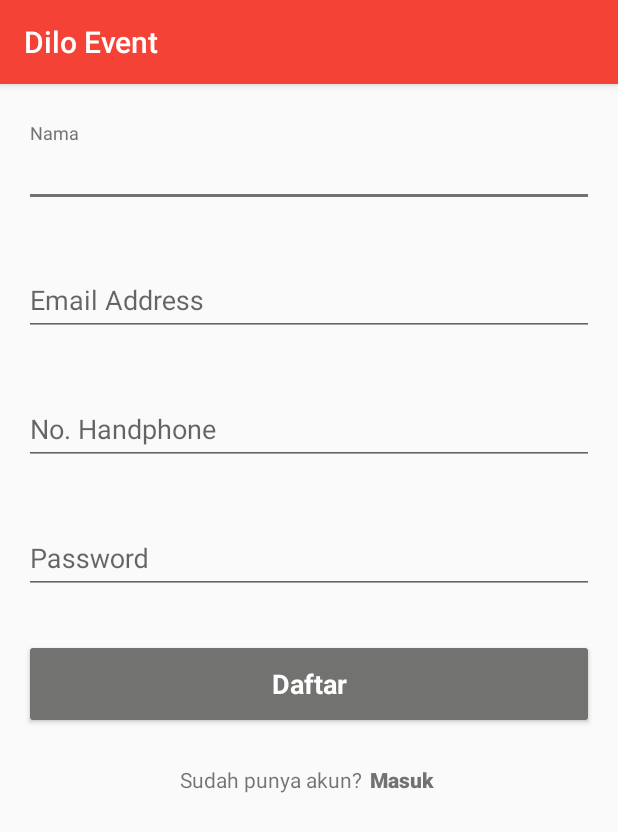
After one commit to iqbal09/D1Lo_3vent, an Android app: the RegisterActivity screen opened directly, with no data from a screen before it, on a phone screen of 412 x 824 dp. The commit adds this screen. Shown: the top 832 px of the screen. Run offline under Robolectric (Android 15) with nearby library versions, the phone set to English and light mode, and no system bars; our stand-ins replace Firebase (no records; nobody signed in at launch, a user with empty details on screens opened directly); libraries missing offline, so code that uses them is left out: com.afollestad.materialdialogs; 3 statements that could not run were skipped.

Commit message:
Registrasi User

```diff
--- a/app/src/main/AndroidManifest.xml
+++ b/app/src/main/AndroidManifest.xml
@@ -31,7 +31,7 @@
             android:name=".DetailEventActivity"
             android:label="@string/title_activity_detail_event"
             android:theme="@style/AppTheme.NoActionBar" />
-
+        <activity android:name=".RegisterActivity"></activity>
     </application>
 
 </manifest>
--- /dev/null
+++ b/app/src/main/java/com/muliamaulana/diloevent/RegisterActivity.java
@@ -0,0 +1,159 @@
+package com.muliamaulana.diloevent;
+
+import android.content.Intent;
+import android.support.annotation.NonNull;
+import android.support.v7.app.AppCompatActivity;
+import android.os.Bundle;
+import android.text.TextUtils;
+import android.view.View;
+import android.widget.Button;
+import android.widget.EditText;
+
+import com.afollestad.materialdialogs.DialogAction;
+import com.afollestad.materialdialogs.MaterialDialog;
+import com.google.android.gms.tasks.OnCompleteListener;
+import com.google.android.gms.tasks.Task;
+import com.google.firebase.auth.AuthResult;
+import com.google.firebase.auth.FirebaseAuth;
+import com.google.firebase.database.DatabaseReference;
+import com.google.firebase.database.FirebaseDatabase;
+
+import java.util.regex.Matcher;
+import java.util.regex.Pattern;
+
+public class RegisterActivity extends AppCompatActivity {
+    private String mpost_key;
+    private EditText nameField, emailField, phoneField, passwordField;
+    private Button btnSignUp, btnSignIn;
+
+    private MaterialDialog.Builder builderLoading;
+    private MaterialDialog loading;
+
+    private FirebaseAuth mAuth;
+
+    private DatabaseReference mDatabase;
+
+    @Override
+    protected void onCreate(Bundle savedInstanceState) {
+        super.onCreate(savedInstanceState);
+        setContentView(R.layout.activity_register);
+        mpost_key = getIntent().getExtras().getString("event_id");
+        nameField = (EditText) findViewById(R.id.name_field);
+        emailField = (EditText) findViewById(R.id.email_field);
+        phoneField = (EditText) findViewById(R.id.phone_field);
+        passwordField = (EditText) findViewById(R.id.password_field);
+
+        btnSignIn = (Button) findViewById(R.id.btn_signin);
+        btnSignUp = (Button) findViewById(R.id.btn_signup);
+
+        builderLoading = new MaterialDialog.Builder(this)
+                .title("Registering User")
+                .content("Please wait...")
+                .progress(true, 0).canceledOnTouchOutside(false);
+        loading = builderLoading.build();
+
+        mAuth = FirebaseAuth.getInstance();
+
+        mDatabase = FirebaseDatabase.getInstance().getReference("user");
+
+
+        btnSignUp.setOnClickListener(new View.OnClickListener() {
+            @Override
+            public void onClick(View view) {
+                mulaiDaftar();
+            }
+        });
+    }
+
+    private void mulaiDaftar() {
+        final String name = nameField.getText().toString().trim();
+        final String email = emailField.getText().toString().trim();
+        String password = passwordField.getText().toString().trim();
+        final String phone = phoneField.getText().toString().trim();
+
+        if (TextUtils.isEmpty(name)){
+            nameField.setError("Please enter your name");
+            return;
+        }
+        if (TextUtils.isEmpty(email)){
+            emailField.setError("Please enter your email");
+            return;
+        }
+        if (!isValidEmail(email)) {
+            emailField.setError("Invalid email address");
+            return;
+        }
+        if (TextUtils.isEmpty(phone)){
+            phoneField.setError("Please enter your phone number");
+        }
+        if (!isValidPhoneNumber(phone)){
+            phoneField.setError("Please enter your phone number");
+        }
+        if (TextUtils.isEmpty(password)){
+            passwordField.setError("Please enter your password");
+            return;
+        }
+        if (!isValidPassword(password)){
+            passwordField.setError("Minimum 6 character");
+            return;
+        }
+
+        loading.show();
+        mAuth.createUserWithEmailAndPassword(email,password).addOnCompleteListener(new OnCompleteListener<AuthResult>() {
+            @Override
+            public void onComplete(@NonNull Task<AuthResult> task) {
+                if (task.isSuccessful()){
+                    String user_id= mAuth.getCurrentUser().getUid();
+                    DatabaseReference user_database = mDatabase.push();
+                    user_database.child("UserID").setValue(user_id);
+                    user_database.child("Nama").setValue(name);
+                    user_database.child("Email").setValue(email);
+                    user_database.child("Phone").setValue(phone);
+
+                    loading.dismiss();
+
+                    startActivity(new Intent(RegisterActivity.this,MainActivity.class));
+                    finish();
+                }
+                else {
+                    register_gagal();
+                }
+            }
+        });
+    }
+
+    private void register_gagal() {
+        new MaterialDialog.Builder(this)
+                .content("Oops...  Something wrong. Login Failed")
+                .positiveText("Retry")
+                .negativeText("Cancel").canceledOnTouchOutside(false)
+                .onNegative(new MaterialDialog.SingleButtonCallback() {
+                    @Override
+                    public void onClick(@NonNull MaterialDialog dialog, @NonNull DialogAction which) {
+
+                    }
+                })
+                .onPositive(new MaterialDialog.SingleButtonCallback() {
+                    @Override
+                    public void onClick(@NonNull MaterialDialog dialog, @NonNull DialogAction which) {
+                        mulaiDaftar();
+                    }
+                })
+                .show();
+    }
+
+    private boolean isValidEmail(String email) {
+        String EMAIL_PATTERN = "^[_A-Za-z0-9-\\+]+(\\.[_A-Za-z0-9-]+)*@"
+                + "[A-Za-z0-9-]+(\\.[A-Za-z0-9]+)*(\\.[A-Za-z]{2,})$";
+
+        Pattern pattern = Pattern.compile(EMAIL_PATTERN);
+        Matcher matcher = pattern.matcher(email);
+        return matcher.matches();
+    }
+    private boolean isValidPhoneNumber(String phone) {
+        return  phone != null && phone.length() >= 11;
+    }
+    private boolean isValidPassword(String password) {
+        return password != null && password.length() >= 6;
+    }
+}
--- a/app/src/main/java/com/muliamaulana/diloevent/fragmentActivity/EventFragment.java
+++ b/app/src/main/java/com/muliamaulana/diloevent/fragmentActivity/EventFragment.java
@@ -66,7 +66,8 @@ public class EventFragment extends Fragment {
         //Menampilkan loading data event
         progressLoading = new MaterialDialog.Builder(getActivity())
                 .content("Loading...")
-                .progress(true, 0).canceledOnTouchOutside(false).cancelable(false)
+                .progress(true, 0)
+                .canceledOnTouchOutside(false)
                 .show();
 
 
--- /dev/null
+++ b/app/src/main/res/layout/activity_register.xml
@@ -0,0 +1,119 @@
+<?xml version="1.0" encoding="utf-8"?>
+<android.support.design.widget.CoordinatorLayout xmlns:android="http://schemas.android.com/apk/res/android"
+    xmlns:tools="http://schemas.android.com/tools"
+    android:id="@+id/signin_layout"
+    android:layout_width="match_parent"
+    android:layout_height="match_parent"
+    tools:context="com.muliamaulana.diloevent.RegisterActivity">
+
+    <ScrollView
+        android:layout_width="match_parent"
+        android:layout_height="wrap_content">
+
+        <LinearLayout
+            android:layout_width="match_parent"
+            android:layout_height="wrap_content"
+            android:focusable="true"
+            android:focusableInTouchMode="true"
+            android:orientation="vertical"
+            android:paddingLeft="@dimen/activity_horizontal_margin"
+            android:paddingRight="@dimen/activity_horizontal_margin"
+            android:paddingTop="@dimen/activity_vertical_margin">
+
+            <android.support.design.widget.TextInputLayout
+                android:layout_width="match_parent"
+                android:layout_height="wrap_content"
+                android:layout_marginTop="10dp">
+
+                <EditText
+                    android:id="@+id/name_field"
+                    android:layout_width="match_parent"
+                    android:layout_height="wrap_content"
+                    android:hint="@string/nama"
+                    android:inputType="textEmailAddress"
+                    android:maxLines="1"
+                    android:textColorHighlight="@android:color/white" />
+            </android.support.design.widget.TextInputLayout>
+            <android.support.design.widget.TextInputLayout
+                android:layout_width="match_parent"
+                android:layout_height="wrap_content"
+                android:layout_marginTop="30dp">
+
+                <EditText
+                    android:id="@+id/email_field"
+                    android:layout_width="match_parent"
+                    android:layout_height="wrap_content"
+                    android:hint="@string/email_address"
+                    android:inputType="textEmailAddress"
+                    android:maxLines="1"
+                    android:textColorHighlight="@android:color/white" />
+            </android.support.design.widget.TextInputLayout>
+
+            <android.support.design.widget.TextInputLayout
+                android:layout_width="match_parent"
+                android:layout_height="wrap_content"
+                android:layout_marginTop="30dp">
+
+                <EditText
+                    android:id="@+id/phone_field"
+                    android:layout_width="match_parent"
+                    android:layout_height="wrap_content"
+                    android:hint="@string/phone_number"
+                    android:inputType="phone"
+                    android:maxLines="1"
+                    android:textColorHighlight="@android:color/white" />
+            </android.support.design.widget.TextInputLayout>
+
+            <android.support.design.widget.TextInputLayout
+                android:layout_width="match_parent"
+                android:layout_height="wrap_content"
+                android:layout_marginTop="30dp">
+
+                <EditText
+                    android:id="@+id/password_field"
+                    android:layout_width="match_parent"
+                    android:layout_height="wrap_content"
+                    android:layout_marginTop="0dp"
+                    android:hint="@string/password"
+                    android:inputType="textPassword"
+                    android:maxLines="1" />
+            </android.support.design.widget.TextInputLayout>
+
+            <Button
+                android:id="@+id/btn_signup"
+                style="@style/Base.Widget.AppCompat.Button.Colored"
+                android:layout_width="match_parent"
+                android:layout_height="60dp"
+                android:layout_marginTop="30dp"
+                android:text="@string/signup"
+                android:textAppearance="@style/Base.TextAppearance.AppCompat.Medium"
+                android:textColor="#FFF"
+                android:textStyle="bold" />
+
+            <LinearLayout
+                android:layout_width="match_parent"
+                android:layout_height="match_parent"
+                android:gravity="center"
+                android:orientation="horizontal"
+                android:padding="10dp">
+
+                <TextView
+                    android:layout_width="wrap_content"
+                    android:layout_height="wrap_content"
+                    android:layout_marginRight="2dp"
+                    android:layout_marginEnd="2dp"
+                    android:text="@string/signin_textView" />
+                <Button
+                    android:id="@+id/btn_signin"
+                    style="@style/Base.Widget.AppCompat.Button.Small"
+                    android:layout_width="wrap_content"
+                    android:layout_height="wrap_content"
+                    android:background="@android:color/transparent"
+                    android:text="@string/signin"
+                    android:textAllCaps="false"
+                    android:textColor="@color/colorAccent"
+                    android:textStyle="bold" />
+            </LinearLayout>
+        </LinearLayout>
+    </ScrollView>
+</android.support.design.widget.CoordinatorLayout>
--- a/app/src/main/res/menu/activity_main_drawer.xml
+++ b/app/src/main/res/menu/activity_main_drawer.xml
@@ -21,6 +21,10 @@
                 android:icon="@mipmap/ic_launcher"
                 android:title="Login"/>
             <item
+                android:id="@+id/nav_register"
+                android:icon="@mipmap/ic_launcher"
+                android:title="Register"/>
+            <item
                 android:id="@+id/nav_event_diikuti"
                 android:icon="@drawable/ic_event_available"
                 android:title="Event yang diikuti" />
--- a/app/src/main/res/values/colors.xml
+++ b/app/src/main/res/values/colors.xml
@@ -1,6 +1,6 @@
 <?xml version="1.0" encoding="utf-8"?>
 <resources>
-    <color name="colorPrimary">#3F51B5</color>
-    <color name="colorPrimaryDark">#303F9F</color>
-    <color name="colorAccent">#FF4081</color>
+    <color name="colorPrimary">#f44336</color>
+    <color name="colorPrimaryDark">#a9161b</color>
+    <color name="colorAccent">#727271</color>
 </resources>
--- a/app/src/main/res/values/strings.xml
+++ b/app/src/main/res/values/strings.xml
@@ -101,4 +101,11 @@
         "when a user tries to pick up one of cards.\n\n"
     </string>
     <string name="title_activity_maps">Map</string>
+    <string name="nama">Nama</string>
+    <string name="email_address">Email Address</string>
+    <string name="password">Password</string>
+    <string name="signup">Daftar</string>
+    <string name="signin_textView">Sudah punya akun? </string>
+    <string name="signin">Masuk</string>
+    <string name="phone_number">No. Handphone</string>
 </resources>
```
Also changed, not shown: app/src/main/java/com/muliamaulana/diloevent/DetailEventActivity.java (+32 -12 lines), app/src/main/java/com/muliamaulana/diloevent/MainActivity.java (+16 -2 lines), app/src/main/res/layout/nav_header_main.xml (+8 -7 lines).
